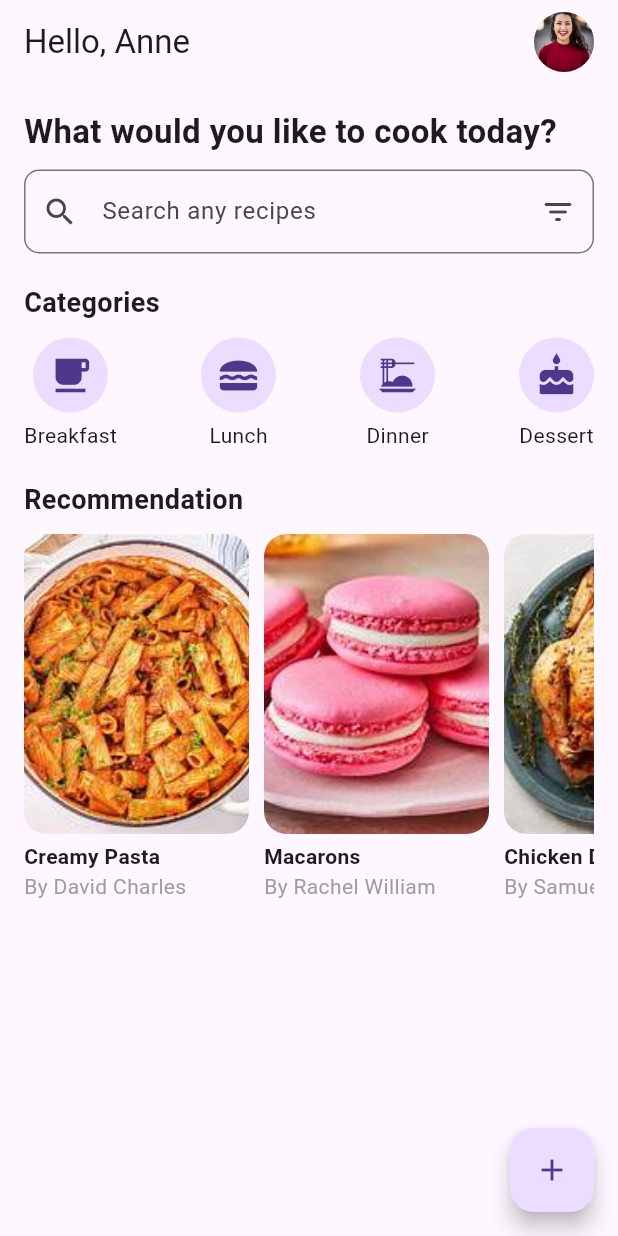
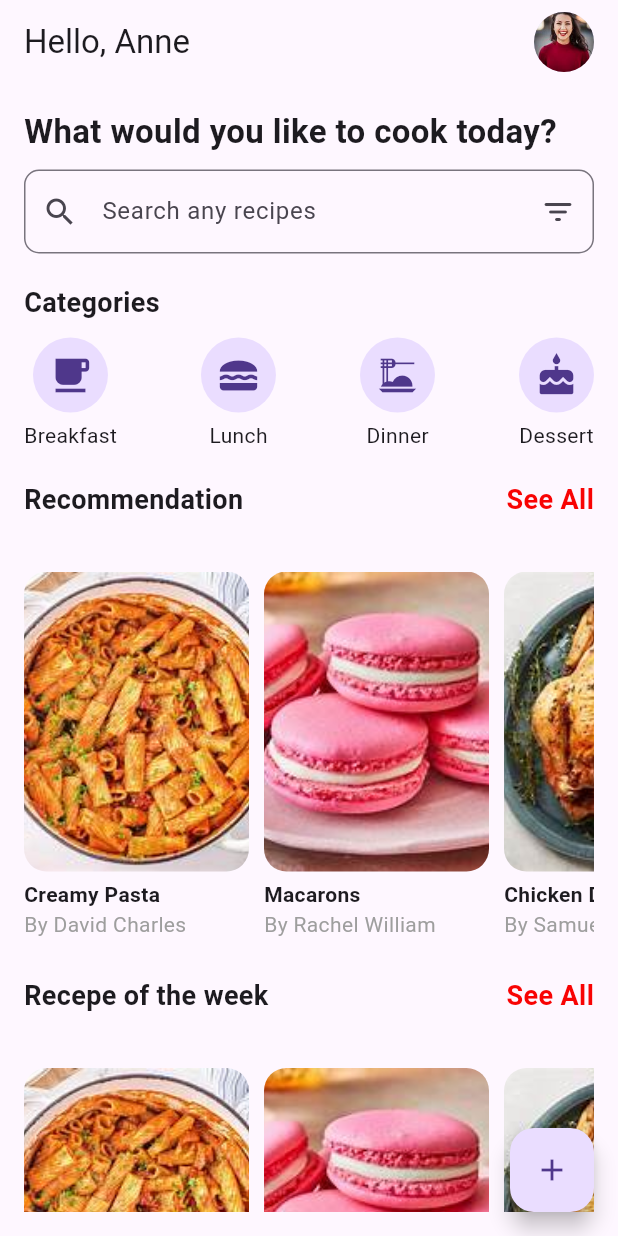
Before and after one commit to yvesco75/flutter, a Flutter app: the HomePage screen opened directly, on a phone screen of 412 x 824 dp. Run offline on Flutter 3.47's test engine with Material 3 defaults, Android fonts, the phone set to English and light mode, and no system bars; our stand-ins replace circle_nav_bar.

Commit message:
Ajout ds reccete de la semaine

```diff
--- a/lib/home.dart
+++ b/lib/home.dart
@@ -53,8 +53,65 @@ class HomePage extends StatelessWidget {
                 ],
               ),
               SizedBox(height: 20),
-              Text("Recommendation",
-                  style: TextStyle(fontSize: 18, fontWeight: FontWeight.bold)),
+              Row(
+                mainAxisAlignment: MainAxisAlignment.spaceBetween,
+                children: [
+                  Text(
+                    "Recommendation",
+                    style: TextStyle(fontSize: 18, fontWeight: FontWeight.bold),
+                  ),
+                  Text(
+                    "See All",
+                    style: TextStyle(
+                        fontSize: 18,
+                        fontWeight: FontWeight.bold,
+                        color: Color.fromARGB(255, 248, 3, 3)),
+                  ),
+                ],
+              ),
+              SizedBox(height: 10),
+              SizedBox(
+                height: 15,
+              ),
+              SizedBox(height: 10),
+              SizedBox(
+                height: 250,
+                child: ListView(
+                  scrollDirection: Axis.horizontal,
+                  children: [
+                    _buildRecipe(
+                      "Creamy Pasta",
+                      "By David Charles",
+                      "assets/pasta.jpg",
+                    ),
+                    _buildRecipe(
+                        "Macarons", "By Rachel William", "assets/macarons.jpg"),
+                    _buildRecipe(
+                        "Chicken Dish", "By Samuel Cook", "assets/chicken.jpg"),
+                  ],
+                ),
+              ),
+              SizedBox(height: 20),
+              Row(
+                mainAxisAlignment: MainAxisAlignment.spaceBetween,
+                children: [
+                  Text(
+                    "Recepe of the week",
+                    style: TextStyle(fontSize: 18, fontWeight: FontWeight.bold),
+                  ),
+                  Text(
+                    "See All",
+                    style: TextStyle(
+                        fontSize: 18,
+                        fontWeight: FontWeight.bold,
+                        color: Color.fromARGB(255, 248, 3, 3)),
+                  ),
+                ],
+              ),
+              SizedBox(height: 10),
+              SizedBox(
+                height: 15,
+              ),
               SizedBox(height: 10),
               SizedBox(
                 height: 250,
```
